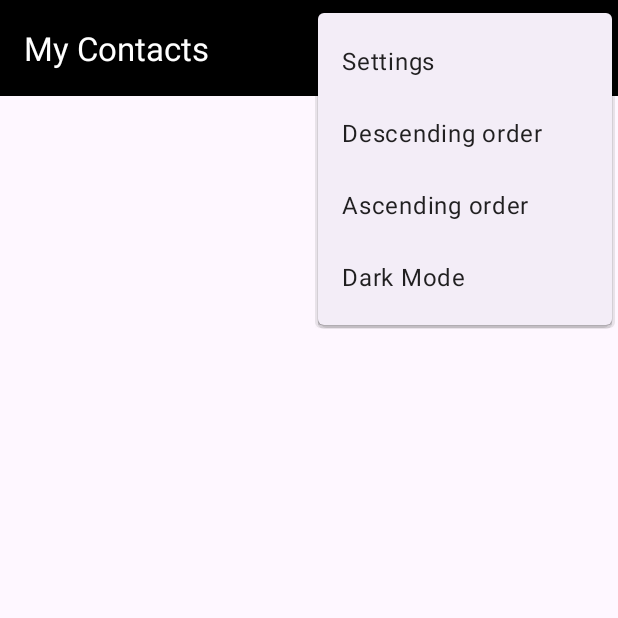
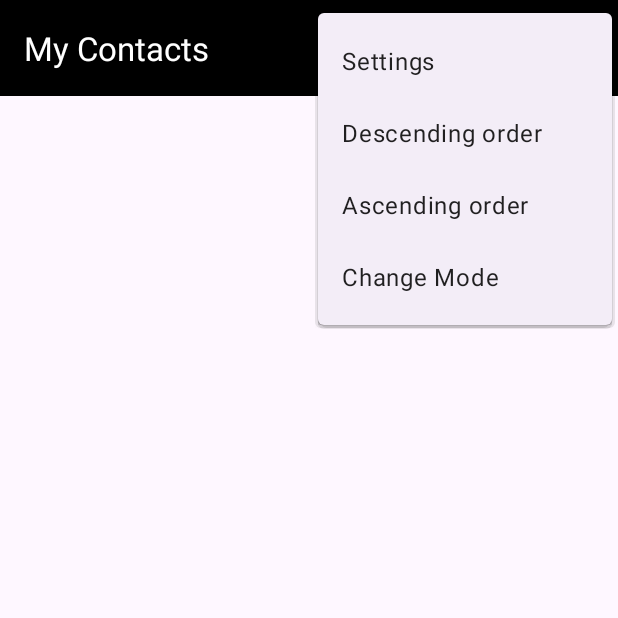
Before and after one commit to YehorSk/Contacts, an Android app: the screen it shows after launch (MainActivity), with the options menu open, on a phone screen of 412 x 824 dp, the top half of it. Run offline under Robolectric (Android 15) with nearby library versions, the phone set to English and light mode, and no system bars; our stand-ins replace Room's generated code.

Commit message:
Dark Mode works fine

```diff
--- a/app/src/main/java/com/example/contacts/MainActivity.java
+++ b/app/src/main/java/com/example/contacts/MainActivity.java
@@ -45,6 +45,12 @@ public class MainActivity extends AppCompatActivity {
     @Override
     protected void onCreate(Bundle savedInstanceState) {
         super.onCreate(savedInstanceState);
+        loadData();
+        if(mode){
+            AppCompatDelegate.setDefaultNightMode(AppCompatDelegate.MODE_NIGHT_YES);
+        }else{
+            AppCompatDelegate.setDefaultNightMode(AppCompatDelegate.MODE_NIGHT_NO);
+        }
         setContentView(R.layout.activity_main);
 
         //Toolbar
@@ -58,12 +64,7 @@ public class MainActivity extends AppCompatActivity {
                 "ContactDB").allowMainThreadQueries().build();
         //RecyclerView
         recyclerView = findViewById(R.id.recycler_view_contacts);
-        loadData();
-        if(order.equals("desc")){
-            contacts.addAll(contactsAppDatabase.getContactDAO().getContactsDesc());
-        }else{
-            contacts.addAll(contactsAppDatabase.getContactDAO().getContactsAsc());
-        }
+        checkOrder(order);
         contactsAdapter = new ContactsAdapter(this,contacts,MainActivity.this);
         RecyclerView.LayoutManager layoutManager = new LinearLayoutManager(getApplicationContext());
         recyclerView.setLayoutManager(layoutManager);
@@ -94,7 +95,13 @@ public class MainActivity extends AppCompatActivity {
 
     }
 
-
+    public void checkOrder(String order){
+        if(order.equals("desc")){
+            contacts.addAll(contactsAppDatabase.getContactDAO().getContactsDesc());
+        }else{
+            contacts.addAll(contactsAppDatabase.getContactDAO().getContactsAsc());
+        }
+    }
 
     public void addAndEditContacts(boolean isUpdated, Contact contact, int position){
         LayoutInflater layoutInflater = LayoutInflater.from(getApplicationContext());
@@ -213,13 +220,10 @@ public class MainActivity extends AppCompatActivity {
         }else if(id == R.id.mode){
             if(mode){
                 AppCompatDelegate.setDefaultNightMode(AppCompatDelegate.MODE_NIGHT_NO);
-                item.setTitle("Dark Mode");
-                modeSaveData(!mode);
             }else{
                 AppCompatDelegate.setDefaultNightMode(AppCompatDelegate.MODE_NIGHT_YES);
-                item.setTitle("Light Mode");
-                modeSaveData(!mode);
             }
+            modeSaveData(!mode);
         }
         return super.onOptionsItemSelected(item);
     }
--- a/app/src/main/res/menu/menu_main.xml
+++ b/app/src/main/res/menu/menu_main.xml
@@ -21,6 +21,6 @@
     <item
         android:id="@+id/mode"
         android:orderInCategory="100"
-        android:title="Dark Mode"
+        android:title="Change Mode"
         app:showAsAction="never"/>
 </menu>
```
